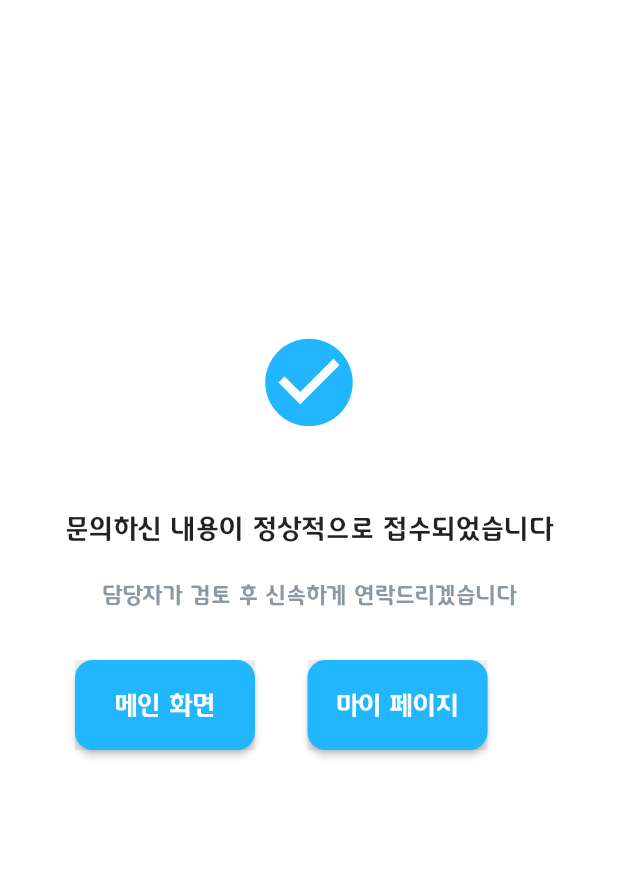
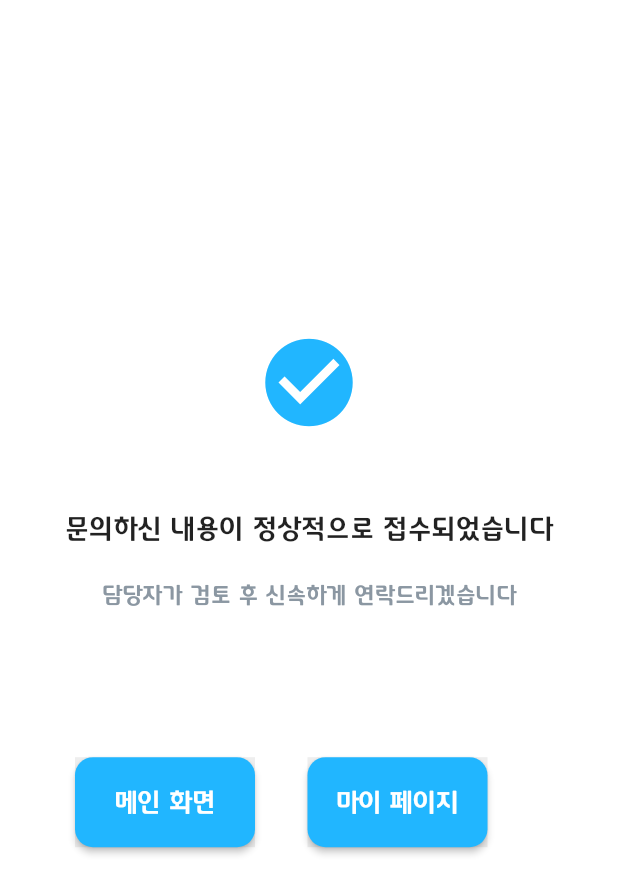
Before and after one commit to dan2kk/intern1, a Flutter app: the OrderCompleteWidget screen opened directly, on a phone screen of 412 x 824 dp. Shown: the top 894 px of the screen. Run offline on Flutter 3.47's test engine with Material 2 defaults, Android fonts, the phone set to English and light mode, and no system bars; drawn by our look-alikes of auto_size_text; our stand-ins replace built_collection, built_value, chewie, cloud_firestore, easy_debounce, equatable and 20 more; missing offline and left inert: bootpay_api, dart:ffi, flutter_facebook_auth, flutter_google_places, flutter_web_auth, google_api_headers and 6 more; accounts and stored records are empty; generated files the repository leaves out were written again.

Commit message:
픽셀 깨지는거 재 수정

```diff
--- a/lib/order_complete/order_complete_widget.dart
+++ b/lib/order_complete/order_complete_widget.dart
@@ -36,9 +36,9 @@ class _OrderCompleteWidgetState extends State<OrderCompleteWidget> {
               padding: EdgeInsetsDirectional.fromSTEB(0, 20, 0, 0),
               child: Container(
                 width: MediaQuery.of(context).size.width,
-                height: 100,
+                height: MediaQuery.of(context).size.height * 0.2,
                 decoration: BoxDecoration(
-                  color: Color(0xFFEEEEEE),
+                  color: Colors.white,
                 ),
                 child: Column(
                   mainAxisSize: MainAxisSize.max,
```
